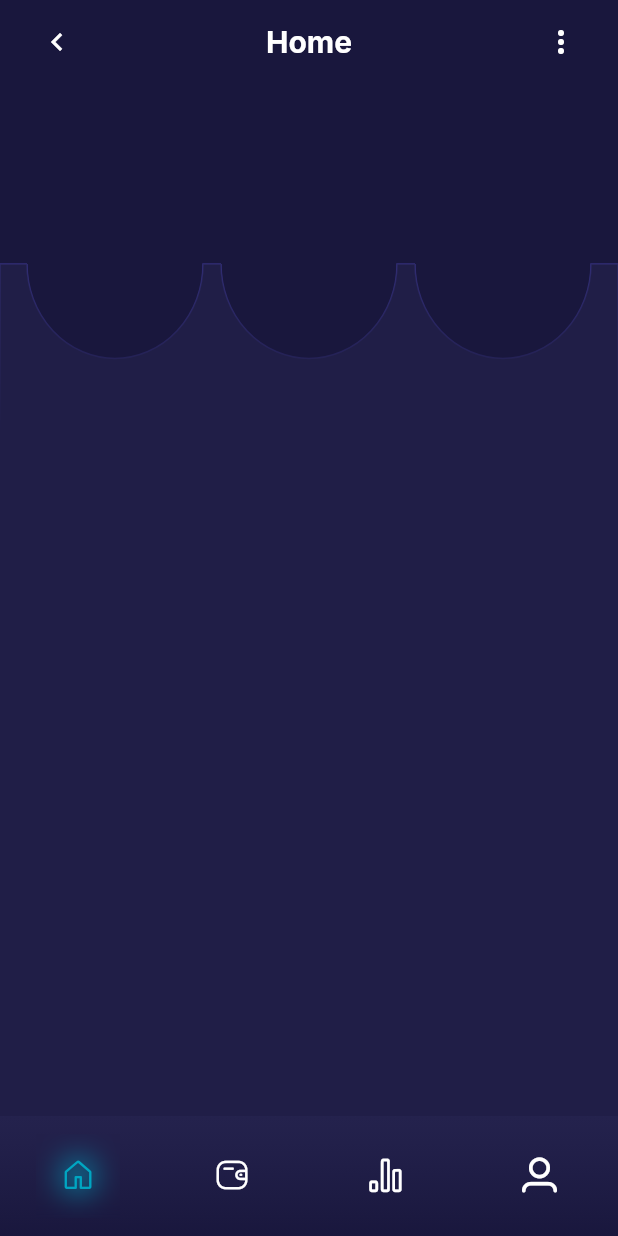
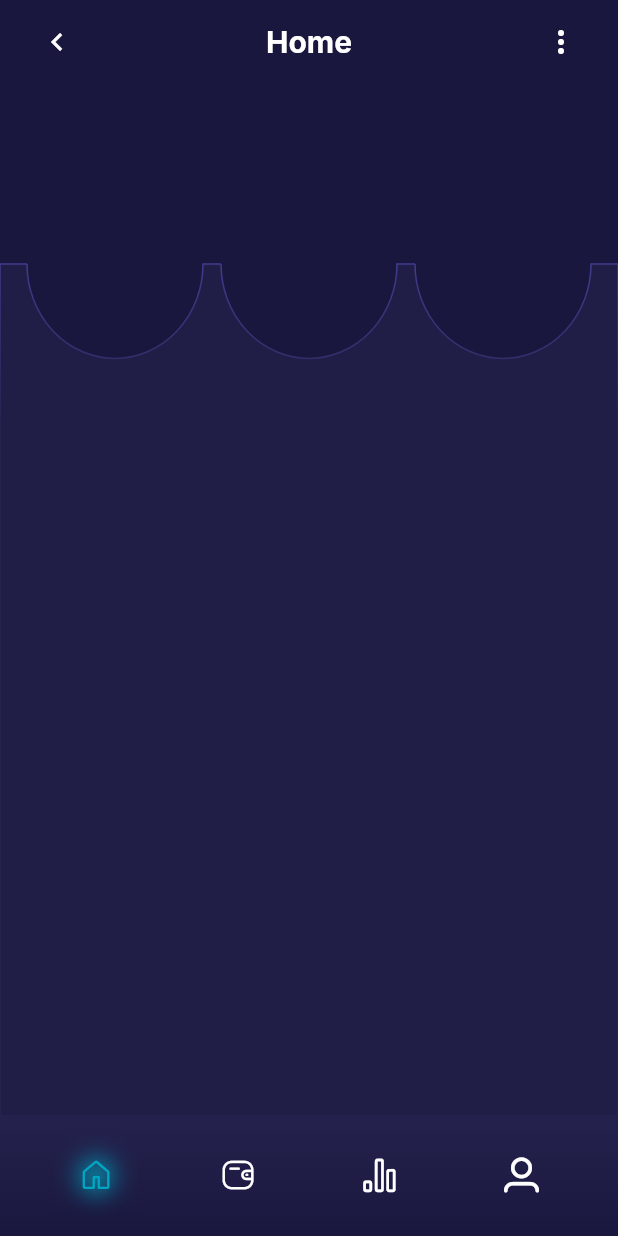
Before and after one commit to AyurM/App-Wallet, a Flutter app: the screen it shows after launch, on a phone screen of 412 x 824 dp. Run offline on Flutter 3.47's test engine with Material 2 defaults, Android fonts, the light colour scheme and no system bars; our stand-ins replace google_fonts.

Commit message:
Reworked CircleCutout

```diff
--- a/lib/components/app_bar.dart
+++ b/lib/components/app_bar.dart
@@ -1,10 +1,10 @@
+import 'package:app_wallet/res/theme/app_colors.dart';
+import 'package:app_wallet/res/theme/constants.dart';
 import 'package:flutter/material.dart';
 import 'package:google_fonts/google_fonts.dart';
 
 const _kAppBarButtonSize = 36.0;
 const _kBorderRadius = 8.0;
-const _kDefaultColor = Color(0xFF19173D);
-const kHorizontalPadding20 = EdgeInsets.symmetric(horizontal: 20);
 
 class WalletAppBar extends AppBar {
   final String text;
@@ -45,7 +45,7 @@ class WalletAppBar extends AppBar {
   bool? get centerTitle => true;
 
   @override
-  Color? get backgroundColor => bgColor ?? _kDefaultColor;
+  Color? get backgroundColor => bgColor ?? AppColors.darkPrimary;
 
   @override
   double? get elevation => 0;
@@ -84,7 +84,7 @@ class AppBarButton extends StatelessWidget {
           height: _kAppBarButtonSize,
           decoration: BoxDecoration(
               borderRadius: BorderRadius.circular(_kBorderRadius),
-              color: _kDefaultColor),
+              color: AppColors.darkPrimary),
           child: InkWell(
             onTap: onPressed,
             borderRadius: BorderRadius.circular(_kBorderRadius),
--- a/lib/components/app_bottom_nav_bar.dart
+++ b/lib/components/app_bottom_nav_bar.dart
@@ -7,6 +7,8 @@ import 'package:flutter/material.dart';
 
 const _icons = [AppIcons.home, AppIcons.wallet, AppIcons.graph, AppIcons.user];
 const _kIconSize = 24.0;
+const _kNavBarPadding = EdgeInsets.symmetric(horizontal: 40);
+const _kBlurSigma = 8.0;
 
 class AppBottomNavBar extends StatelessWidget {
   final void Function(int) onSelect;
@@ -19,7 +21,7 @@ class AppBottomNavBar extends StatelessWidget {
   @override
   Widget build(BuildContext context) {
     return Container(
-      padding: const EdgeInsets.symmetric(horizontal: 40, vertical: 25),
+      padding: _kNavBarPadding,
       width: double.infinity,
       height: kBottomNavBarHeight,
       decoration: BoxDecoration(
@@ -65,49 +67,55 @@ class _NavIconButton extends StatelessWidget {
   @override
   Widget build(BuildContext context) {
     return GestureDetector(
+      behavior: HitTestBehavior.opaque,
       onTap: onPressed,
       child: SizedBox.square(
-        dimension: _kIconSize,
+        dimension: _kIconSize * 2,
         child: Stack(
             alignment: Alignment.center,
             clipBehavior: Clip.none,
             children: [
-              if (isSelected) ...[
+              if (isSelected) ..._buildBlurLayer(),
+              Icon(
+                iconData,
+                size: _kIconSize,
+                color: isSelected ? AppColors.accent : Colors.white,
+              ),
+            ]),
+      ),
+    );
+  }
+
+  List<Widget> _buildBlurLayer() => [
         Container(
-                  width: _kIconSize * 2,
-                  height: _kIconSize * 2,
+          width: _kIconSize,
+          height: _kIconSize,
           decoration: BoxDecoration(
             shape: BoxShape.circle,
-                    color: AppColors.accent.withOpacity(0.7),
+            color: AppColors.accent.withOpacity(0.8),
           ),
         ),
         ClipRect(
           clipper: MyClip(),
           child: BackdropFilter(
             filter: ImageFilter.blur(
-                        sigmaX: 10, sigmaY: 10, tileMode: TileMode.decal),
+                sigmaX: _kBlurSigma,
+                sigmaY: _kBlurSigma,
+                tileMode: TileMode.decal),
             child: const SizedBox.square(
               dimension: _kIconSize * 2,
             ),
           ),
         )
-              ],
-              Icon(
-                iconData,
-                color: isSelected ? AppColors.accent : Colors.white,
-              ),
-            ]),
-      ),
-    );
-  }
+      ];
 }
 
 class MyClip extends CustomClipper<Rect> {
   @override
   Rect getClip(Size size) {
     return const Rect.fromLTWH(
-        -(kBottomNavigationBarHeight - _kIconSize) / 2,
-        -(kBottomNavigationBarHeight - _kIconSize) / 2,
+        -(kBottomNavigationBarHeight - _kIconSize * 2) / 2,
+        -(kBottomNavigationBarHeight - _kIconSize * 2) / 2,
         kBottomNavigationBarHeight,
         kBottomNavigationBarHeight);
   }
--- /dev/null
+++ b/lib/components/circle_cutout.dart
@@ -0,0 +1,112 @@
+import 'dart:math';
+import 'dart:ui' as ui;
+
+import 'package:app_wallet/res/theme/app_colors.dart';
+import 'package:flutter/material.dart';
+
+const _kCutoutXYRatio = 55 / 59;
+const _kDefaultCutoutHorizontalPadding = 18.0;
+const _kDefaultCutoutSpacing = 12.0;
+const _kCutoutBorderWidth = 1.0;
+const _kCutoutBorderColor = Color(0xFF403C8E);
+
+class CircleCutout extends StatelessWidget {
+  final int circles;
+  final Widget child;
+
+  const CircleCutout({Key? key, required this.child, this.circles = 3})
+      : super(key: key);
+
+  @override
+  Widget build(BuildContext context) {
+    final clipper = _CircleCutoutClipper(
+        horizontalPadding: _kDefaultCutoutHorizontalPadding,
+        spacing: _kDefaultCutoutSpacing,
+        circles: circles);
+
+    return CustomPaint(
+      foregroundPainter: _CircleCutoutPainter(clipper: clipper),
+      child: ClipPath(
+        clipper: clipper,
+        child: child,
+      ),
+    );
+  }
+}
+
+class _CircleCutoutClipper extends CustomClipper<Path> {
+  final double horizontalPadding;
+  final double spacing;
+  final int circles;
+
+  const _CircleCutoutClipper(
+      {required this.horizontalPadding,
+      required this.spacing,
+      this.circles = 3});
+
+  @override
+  Path getClip(Size size) {
+    final totalCutoutsWidth =
+        size.width - horizontalPadding * 2 - spacing * (circles - 1);
+    final cutoutXRadius = (totalCutoutsWidth / circles) / 2;
+    final cutoutYRadius = cutoutXRadius / _kCutoutXYRatio;
+
+    final Path path = Path();
+
+    for (int i = 0; i < circles; i++) {
+      _addCutoutToPath(
+          path: path,
+          cutoutIndex: i,
+          xRadius: cutoutXRadius,
+          yRadius: cutoutYRadius);
+    }
+
+    path
+      ..lineTo(size.width, 0)
+      ..lineTo(size.width, size.height)
+      ..lineTo(0, size.height)
+      ..lineTo(0, 0);
+
+    return path;
+  }
+
+  @override
+  bool shouldReclip(covariant CustomClipper<Path> oldClipper) => false;
+
+  void _addCutoutToPath(
+      {required Path path,
+      required int cutoutIndex,
+      required double xRadius,
+      required double yRadius}) {
+    double cutoutArcStartX =
+        horizontalPadding + cutoutIndex * (xRadius * 2 + spacing);
+    path
+      ..lineTo(cutoutArcStartX, 0)
+      ..addArc(
+          Rect.fromLTWH(cutoutArcStartX, -yRadius, xRadius * 2, yRadius * 2),
+          -pi,
+          -pi);
+  }
+}
+
+class _CircleCutoutPainter extends CustomPainter {
+  final CustomClipper<Path> clipper;
+
+  const _CircleCutoutPainter({required this.clipper});
+
+  @override
+  void paint(Canvas canvas, Size size) {
+    final Paint paint = Paint()
+      ..shader = ui.Gradient.linear(
+          Offset(size.width / 2, 0),
+          Offset(size.width / 2, size.height * 0.2),
+          [_kCutoutBorderColor, AppColors.lightPrimary])
+      ..style = ui.PaintingStyle.stroke
+      ..strokeWidth = _kCutoutBorderWidth;
+    final path = clipper.getClip(size);
+    canvas.drawPath(path, paint);
+  }
+
+  @override
+  bool shouldRepaint(covariant _CircleCutoutPainter oldDelegate) => false;
+}
--- a/lib/components/circle_cutout_clipper.dart
+++ /dev/null
@@ -1,95 +0,0 @@
-import 'dart:math';
-import 'dart:ui' as ui;
-
-import 'package:flutter/material.dart';
-
-const _kCircles = 3;
-const _kCutoutXYRatio = 55 / 59;
-
-class CircleCutoutClipper extends CustomClipper<Path> {
-  final double horizontalPadding;
-  final double spacing;
-
-  const CircleCutoutClipper(
-      {required this.horizontalPadding, required this.spacing});
-
-  @override
-  Path getClip(Size size) {
-    final xSize =
-        (size.width - horizontalPadding * 2 - spacing * (_kCircles - 1)) /
-            _kCircles;
-    final ySize = (xSize / 2) / _kCutoutXYRatio;
-    final Path path = Path();
-    path.lineTo(horizontalPadding, 0);
-    path.addArc(Rect.fromLTWH(horizontalPadding, -ySize, xSize, ySize * 2),
-        degToRad(-180), degToRad(-180));
-    path
-      ..lineTo(horizontalPadding + xSize + spacing, 0)
-      ..addArc(
-          Rect.fromLTWH(
-              horizontalPadding + xSize + spacing, -ySize, xSize, ySize * 2),
-          degToRad(-180),
-          degToRad(-180))
-      ..lineTo(horizontalPadding + xSize * 2 + spacing * 2, 0)
-      ..addArc(
-          Rect.fromLTWH(horizontalPadding + xSize * 2 + spacing * 2, -ySize,
-              xSize, ySize * 2),
-          degToRad(-180),
-          degToRad(-180))
-      ..lineTo(size.width, 0)
-      ..lineTo(size.width, size.height)
-      ..lineTo(0, size.height)
-      ..lineTo(0, 0);
-
-    return path;
-  }
-
-  double degToRad(double deg) => deg * (pi / 180.0);
-
-  @override
-  bool shouldReclip(covariant CustomClipper<Path> oldClipper) => false;
-}
-
-class CircleCutout extends StatelessWidget {
-  final CustomClipper<Path> clipper;
-  final Widget child;
-
-  const CircleCutout({Key? key, required this.clipper, required this.child})
-      : super(key: key);
-
-  @override
-  Widget build(BuildContext context) {
-    print('Rebuilding CircleCutout');
-    return CustomPaint(
-      painter: _CircleCutoutPainter(clipper: clipper),
-      child: ClipPath(
-        clipper: const CircleCutoutClipper(horizontalPadding: 18, spacing: 12),
-        child: child,
-      ),
-    );
-  }
-}
-
-class _CircleCutoutPainter extends CustomPainter {
-  final CustomClipper<Path> clipper;
-
-  const _CircleCutoutPainter({required this.clipper});
-
-  @override
-  void paint(Canvas canvas, Size size) {
-    print('Repainting _CircleCutoutPainter');
-    final Paint paint = Paint()
-      ..shader = ui.Gradient.linear(
-          Offset(size.width / 2, 0),
-          Offset(size.width / 2, size.height * 0.2),
-          [Colors.white, Colors.white.withOpacity(0)])
-      ..style = ui.PaintingStyle.stroke
-      ..strokeWidth = 1.0
-      ..blendMode = BlendMode.overlay;
-    final path = clipper.getClip(size);
-    canvas.drawPath(path, paint);
-  }
-
-  @override
-  bool shouldRepaint(covariant _CircleCutoutPainter oldDelegate) => false;
-}
--- a/lib/res/theme/constants.dart
+++ b/lib/res/theme/constants.dart
@@ -1 +1,4 @@
+import 'package:flutter/material.dart';
+
 const kBottomNavBarHeight = 80.0;
+const kHorizontalPadding20 = EdgeInsets.symmetric(horizontal: 20);
--- a/lib/screens/home_screen.dart
+++ b/lib/screens/home_screen.dart
@@ -46,7 +46,10 @@ class _HomeScreenState extends State<HomeScreen> with TickerProviderStateMixin {
               children: const [
                 HomeTab(),
                 WalletTab(),
-                Center(child: Text('Insight Tab')),
+                Center(
+                    child: Text(
+                  'Insight Tab',
+                )),
                 Center(child: Text('Profile Tab'))
               ],
             ),
--- a/lib/screens/home_tab.dart
+++ b/lib/screens/home_tab.dart
@@ -1,5 +1,6 @@
 import 'package:app_wallet/components/app_bar.dart';
-import 'package:app_wallet/components/circle_cutout_clipper.dart';
+import 'package:app_wallet/components/circle_cutout.dart';
+import 'package:app_wallet/res/theme/app_colors.dart';
 import 'package:flutter/material.dart';
 
 class HomeTab extends StatelessWidget {
@@ -18,13 +19,11 @@ class HomeTab extends StatelessWidget {
           const SizedBox(height: 120),
           Expanded(
               child: CircleCutout(
-                  clipper: const CircleCutoutClipper(
-                      horizontalPadding: 18, spacing: 12),
                   child: Container(
-                    width: double.infinity,
-                    height: double.infinity,
-                    color: const Color(0xFF262450).withOpacity(0.5),
-                  )))
+            width: double.infinity,
+            height: double.infinity,
+            color: AppColors.lightPrimary.withOpacity(0.5),
+          )))
         ],
       ),
     );
--- a/lib/screens/wallet_tab.dart
+++ b/lib/screens/wallet_tab.dart
@@ -1,6 +1,8 @@
 import 'package:app_wallet/components/app_bar.dart';
 import 'package:app_wallet/components/credit_card_slider.dart';
 import 'package:flutter/material.dart';
+
+const _titleText = 'Wallet';
 
 class WalletTab extends StatelessWidget {
   const WalletTab({Key? key}) : super(key: key);
@@ -9,7 +11,7 @@ class WalletTab extends StatelessWidget {
   Widget build(BuildContext context) {
     return Scaffold(
       appBar: WalletAppBar(
-        text: 'Wallet',
+        text: _titleText,
         context: context,
         onBackPressed: () {},
       ),
```
Lines whose indentation alone changed are shown as unchanged.
